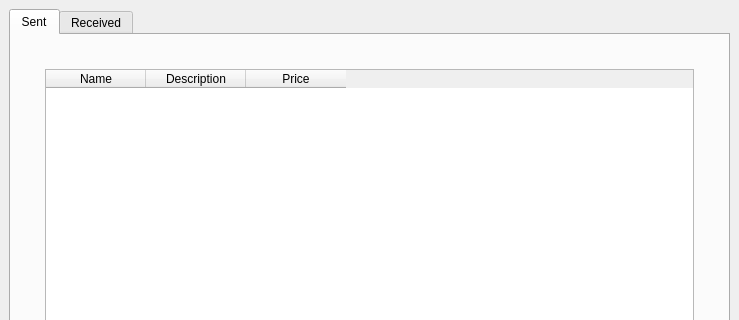
Danial-Movahed/SOAS, file Resources/MyRequests.ui: the form before one commit; both pictures show x 0 to 739 and y 0 to 320 of the 739 by 716 pixel window.
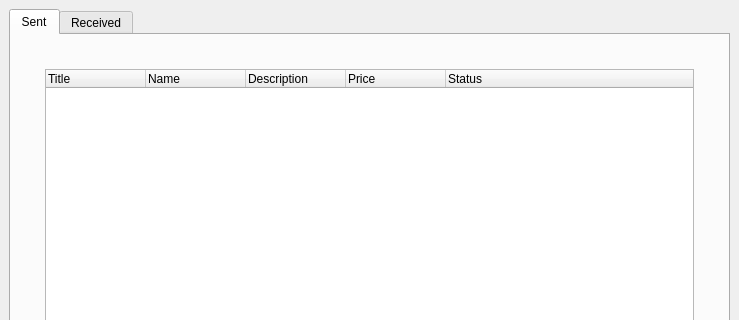
The form after the commit.

Commit message: Added decline for requests

Diff of the .ui file:
```diff
--- a/Resources/MyRequests.ui
+++ b/Resources/MyRequests.ui
@@ -43,7 +43,7 @@
            <number>0</number>
           </property>
           <item>
-           <widget class="QTableWidget" name="SentRequests">
+           <widget class="QTreeWidget" name="SentRequests">
             <property name="sizePolicy">
              <sizepolicy hsizetype="Expanding" vsizetype="Expanding">
               <horstretch>0</horstretch>
@@ -56,6 +56,11 @@
               <height>16777215</height>
              </size>
             </property>
+            <column>
+             <property name="text">
+              <string>Title</string>
+             </property>
+            </column>
             <column>
              <property name="text">
               <string>Name</string>
@@ -71,6 +76,11 @@
               <string>Price</string>
              </property>
             </column>
+            <column>
+             <property name="text">
+              <string>Status</string>
+             </property>
+            </column>
            </widget>
           </item>
           <item>
```
Left out of the diff: 7 changed lines with no effect on the pictures. The commit also changes 11 other files.
